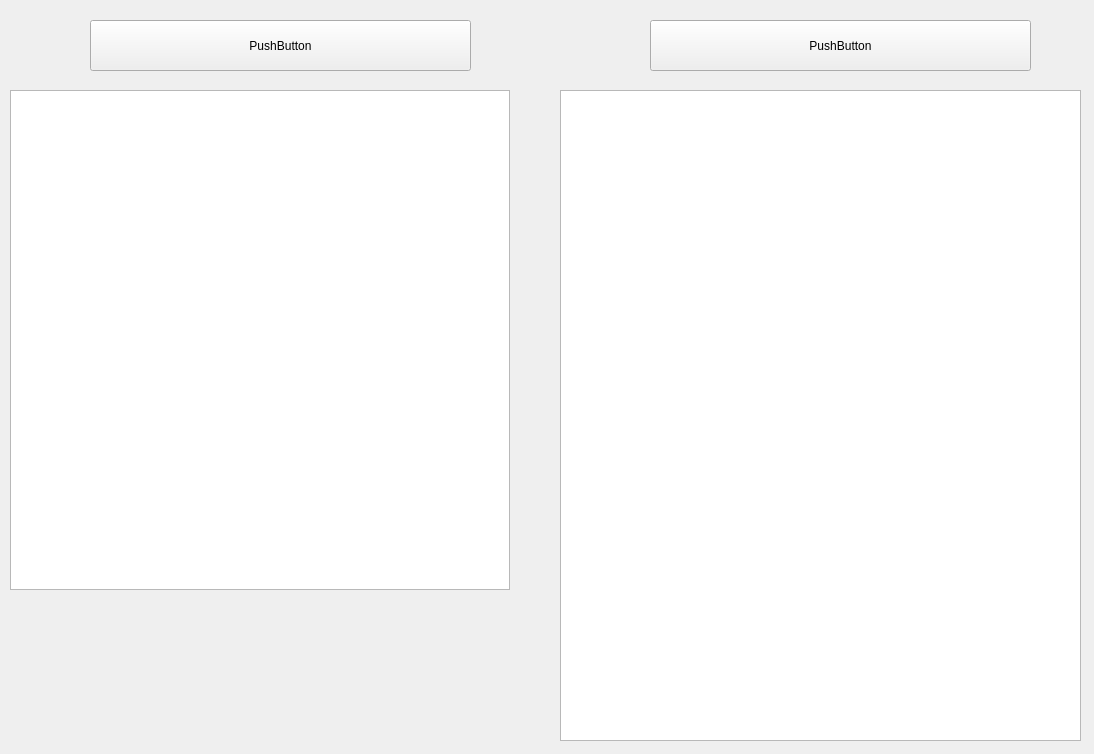
Above: gui_nasze.ui from kamil-krz/GRA_INTERPRETER before the change. Below: the same form after it.
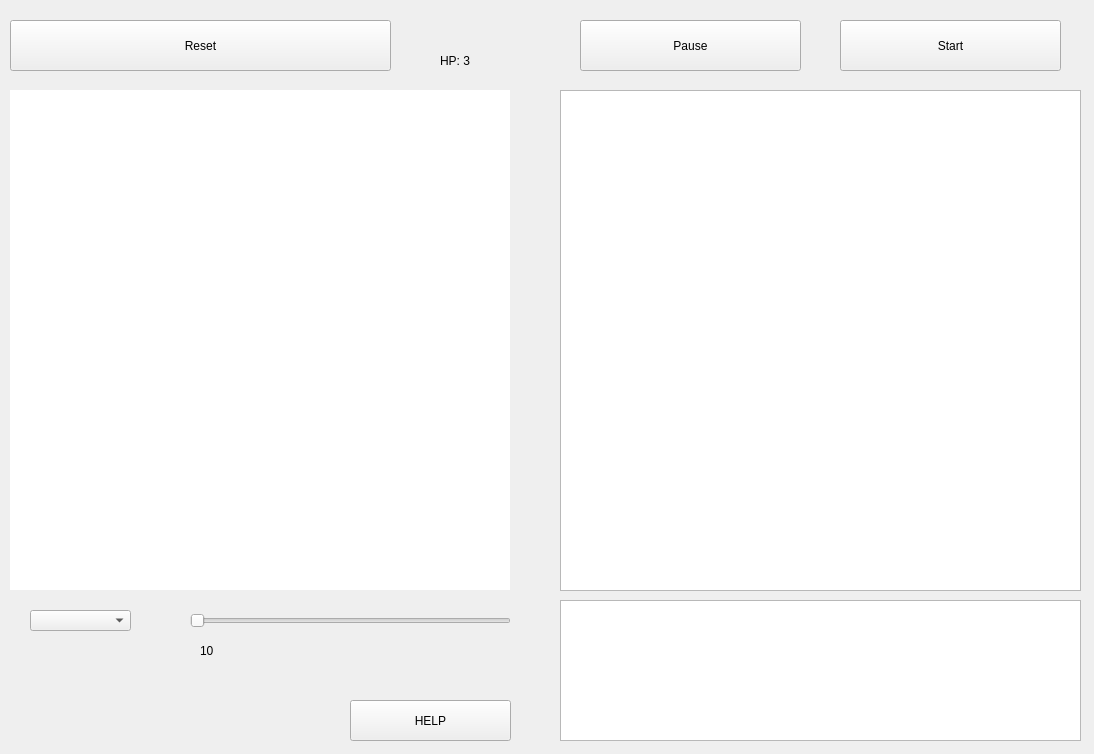
That is the form after the change.

Patch:
```diff
--- a/gui_nasze.ui
+++ b/gui_nasze.ui
@@ -22,6 +22,21 @@
      <height>500</height>
     </rect>
    </property>
+   <property name="minimumSize">
+    <size>
+     <width>500</width>
+     <height>500</height>
+    </size>
+   </property>
+   <property name="maximumSize">
+    <size>
+     <width>500</width>
+     <height>500</height>
+    </size>
+   </property>
+   <property name="frameShape">
+    <enum>QFrame::NoFrame</enum>
+   </property>
   </widget>
   <widget class="QPlainTextEdit" name="textBox">
    <property name="geometry">
@@ -29,7 +44,7 @@
      <x>560</x>
      <y>90</y>
      <width>521</width>
-     <height>651</height>
+     <height>501</height>
     </rect>
    </property>
    <property name="lineWrapMode">
@@ -39,27 +54,134 @@
   <widget class="QPushButton" name="b_reset">
    <property name="geometry">
     <rect>
-     <x>90</x>
+     <x>10</x>
      <y>20</y>
      <width>381</width>
      <height>51</height>
     </rect>
    </property>
    <property name="text">
-    <string>PushButton</string>
+    <string>Reset</string>
    </property>
   </widget>
   <widget class="QPushButton" name="b_start">
    <property name="geometry">
     <rect>
-     <x>650</x>
+     <x>840</x>
      <y>20</y>
-     <width>381</width>
+     <width>221</width>
      <height>51</height>
     </rect>
    </property>
    <property name="text">
-    <string>PushButton</string>
+    <string>Start</string>
+   </property>
+  </widget>
+  <widget class="QComboBox" name="combo_plansze">
+   <property name="geometry">
+    <rect>
+     <x>30</x>
+     <y>610</y>
+     <width>101</width>
+     <height>21</height>
+    </rect>
+   </property>
+  </widget>
+  <widget class="QPushButton" name="b_pause">
+   <property name="geometry">
+    <rect>
+     <x>580</x>
+     <y>20</y>
+     <width>221</width>
+     <height>51</height>
+    </rect>
+   </property>
+   <property name="text">
+    <string>Pause</string>
+   </property>
+  </widget>
+  <widget class="QTextBrowser" name="textBrowser">
+   <property name="geometry">
+    <rect>
+     <x>560</x>
+     <y>600</y>
+     <width>521</width>
+     <height>141</height>
+    </rect>
+   </property>
+  </widget>
+  <widget class="QSlider" name="horizontalSlider">
+   <property name="geometry">
+    <rect>
+     <x>190</x>
+     <y>610</y>
+     <width>321</width>
+     <height>22</height>
+    </rect>
+   </property>
+   <property name="minimum">
+    <number>20</number>
+   </property>
+   <property name="maximum">
+    <number>600</number>
+   </property>
+   <property name="singleStep">
+    <number>10</number>
+   </property>
+   <property name="orientation">
+    <enum>Qt::Horizontal</enum>
+   </property>
+  </widget>
+  <widget class="QPushButton" name="b_help">
+   <property name="geometry">
+    <rect>
+     <x>350</x>
+     <y>700</y>
+     <width>161</width>
+     <height>41</height>
+    </rect>
+   </property>
+   <property name="text">
+    <string>HELP</string>
+   </property>
+  </widget>
+  <widget class="QLabel" name="l_nick">
+   <property name="geometry">
+    <rect>
+     <x>440</x>
+     <y>20</y>
+     <width>61</width>
+     <height>21</height>
+    </rect>
+   </property>
+   <property name="text">
+    <string/>
+   </property>
+  </widget>
+  <widget class="QLabel" name="l_hp">
+   <property name="geometry">
+    <rect>
+     <x>440</x>
+     <y>50</y>
+     <width>61</width>
+     <height>21</height>
+    </rect>
+   </property>
+   <property name="text">
+    <string>HP: 3</string>
+   </property>
+  </widget>
+  <widget class="QLabel" name="l_mpm">
+   <property name="geometry">
+    <rect>
+     <x>200</x>
+     <y>640</y>
+     <width>61</width>
+     <height>21</height>
+    </rect>
+   </property>
+   <property name="text">
+    <string>10</string>
    </property>
   </widget>
  </widget>
```
